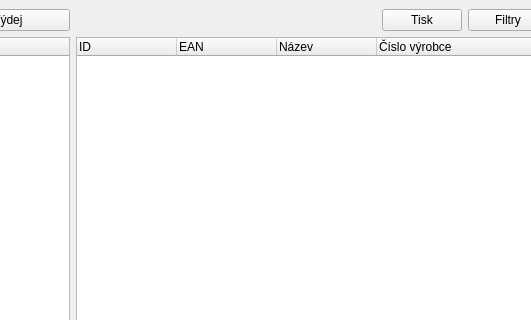
Above: PPPart/pppart.ui from Vcpavel31/PPPart before the change; both pictures show x 195 to 726 and y 0 to 320 of the 1347 by 851 pixel window. Below: the same form after it.
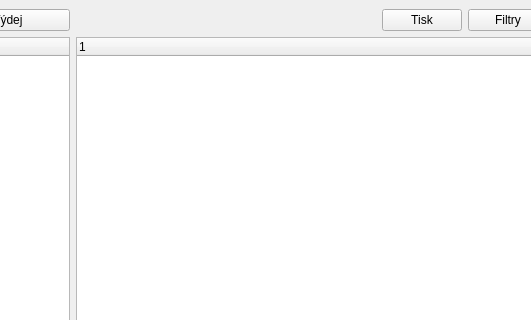
That is the form after the change.

Commit message: Working with subcategories

Patch:
```diff
--- a/PPPart/pppart.ui
+++ b/PPPart/pppart.ui
@@ -89,28 +89,7 @@
        </widget>
       </item>
       <item row="1" column="3" colspan="4">
-       <widget class="QTreeWidget" name="parts">
-        <column>
-         <property name="text">
-          <string>ID</string>
-         </property>
-        </column>
-        <column>
-         <property name="text">
-          <string>EAN</string>
-         </property>
-        </column>
-        <column>
-         <property name="text">
-          <string>Název</string>
-         </property>
-        </column>
-        <column>
-         <property name="text">
-          <string>Číslo výrobce</string>
-         </property>
-        </column>
-       </widget>
+       <widget class="QTreeWidget" name="parts"/>
       </item>
       <item row="0" column="8">
        <widget class="QPushButton" name="settings">
```
The commit also changes 2 other files.
